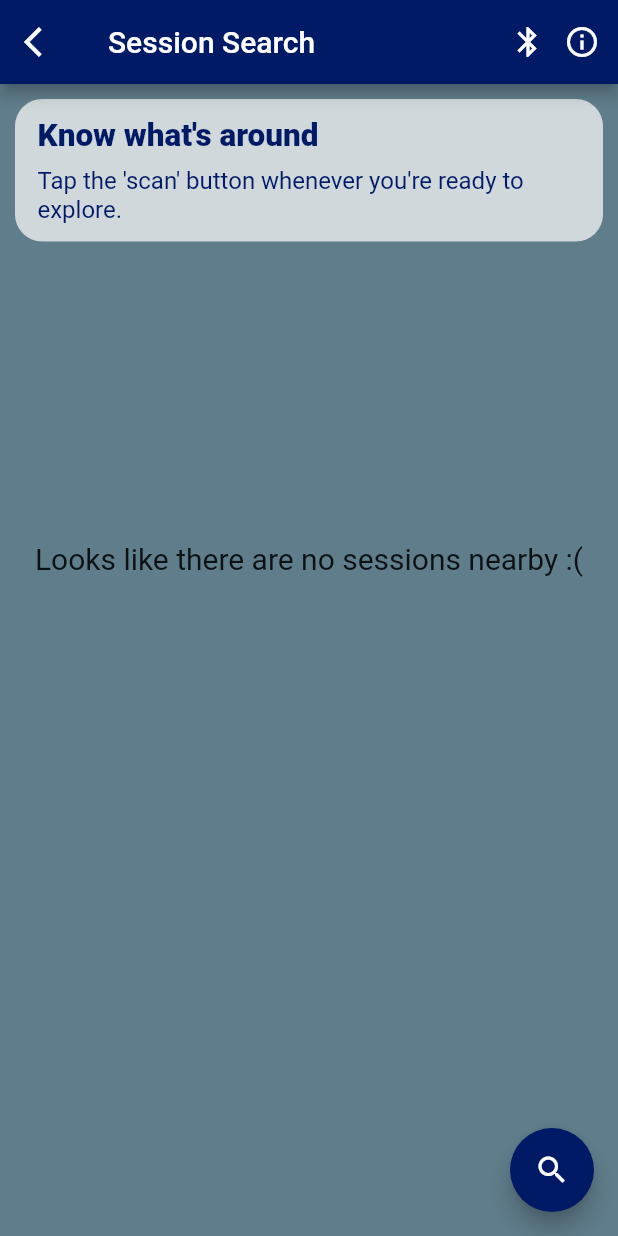
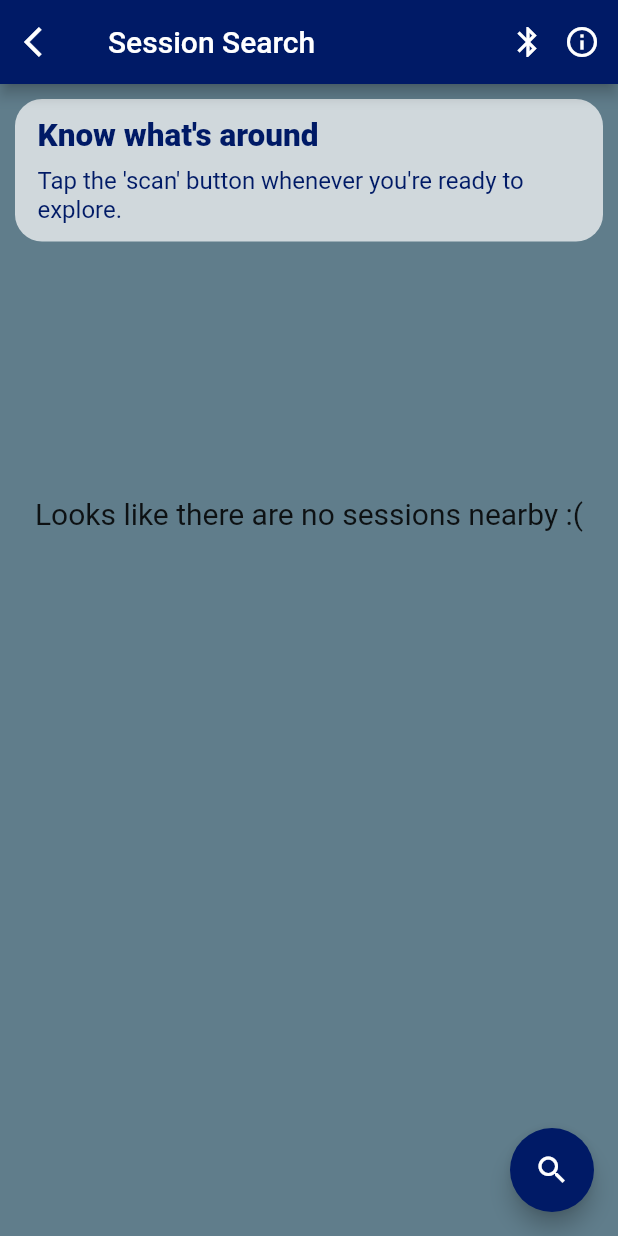
Before and after one commit to softeng-feup/open-cx-mr-simba, a Flutter app: the BluetoothSearchScreen screen opened by its route, after a tap on the "search" icon, on a phone screen of 412 x 824 dp. Run offline on Flutter 3.47's test engine with Material 2 defaults, Android fonts, the phone set to English and light mode, and no system bars; our stand-ins replace args, convert, dots_indicator, flutter_blue, flutter_local_notifications, flutter_slidable and 1 more; accounts and stored records are empty.

Commit message:
Fix resolved

```diff
--- a/AMA/lib/constants/Utility.dart
+++ b/AMA/lib/constants/Utility.dart
@@ -6,14 +6,13 @@ const String aboutText = "Hello, and welcome to AMA, an agenda mobile app for th
 
 const String noSessionsTitle = "This schedule has no sessions!";
 
-const String noSessionsText = "Tap the ADD button in order to discover all the sessions available to you on this day!";
-
-const String sessionSearchAboutText = "Welcome to our Session Search feature, were you can discover all the exciting sessions around you, with just the tap of a button! Using Bluetooth Low Energy (BLE) beacons, we are able to tell you if there are any activities near you, that will start in under 15 mins. Tap the \"scan\" button whenever you're ready!";
+const String noSessionsText = "Tap the ADD button in order to discover all the sessions available to you on this day! Swipe left on a session and click the green button to add it to the schedule, or click on the session to learn more about it.";
 
 const int numSecondsForTimeoutBLE = 15;
 const int numMinutesForSessionBLE = 30;
+const int numMinutesForNotif = 10;
 
-const int numMinutesForNotif = 10;
+String sessionSearchAboutText = "Welcome to our Session Search feature, were you can discover all the exciting sessions around you, with just the tap of a button! Using Bluetooth Low Energy (BLE) beacons, we are able to tell you if there are any activities near you, that will start in under " + numMinutesForSessionBLE.toString() + " mins. Tap the \"scan\" button whenever you're ready!";
 
 const String jsonURL = 'https://2019.programming-conference.org/dataexport/810b23a0-737b-4f74-9170-75d515274859/confero.json';
 
--- a/AMA/lib/controller/Controller.dart
+++ b/AMA/lib/controller/Controller.dart
@@ -193,6 +193,7 @@ class Controller {
     return nearbySessions;
   }
 
+
   // ----------------------------
   // notification methods
   // ----------------------------
--- a/AMA/lib/view/screens/BluetoothSearchScreen.dart
+++ b/AMA/lib/view/screens/BluetoothSearchScreen.dart
@@ -2,46 +2,42 @@ import 'package:ama/controller/Controller.dart';
 import 'package:ama/model/Session.dart';
 import 'package:ama/view/components/GenericContainer.dart';
 import 'package:ama/view/components/GenericTitle.dart';
-import 'package:ama/view/components/SlidableSessionContainer.dart';
+import 'package:ama/view/components/SessionContainer.dart';
 import 'package:flutter/material.dart';
 import 'package:flutter/rendering.dart';
 import '../../constants/AppColors.dart' as AppColors;
 
 class BluetoothSearchScreen extends StatefulWidget {
-  bool availabilityStatus = true;
-  bool enabledStatus = true;
-  bool scanVisible = true;
-  bool scanEnabled = true;
-  List<Session> nearbySessions = List<Session>();
-
   @override
   BluetoothSearchScreenState createState() => BluetoothSearchScreenState();
 }
 
 class BluetoothSearchScreenState extends State<BluetoothSearchScreen> {
-  void _updateAvailability(bool status) {
+  bool _enabledStatus = true;
+  bool _scanEnabled = true;
+  List<Session> _nearbySessions = List<Session>();
+
+
+  void _updateEnableStatus(bool status) {
+    if(this.mounted) {
       setState(() {
-      widget.availabilityStatus = status;
+        _enabledStatus = status;
       });
     }
-
-  void _updateEnableStatus(bool status) {
-    setState(() {
-      widget.enabledStatus = status;
-    });
   }
 
   void _updateNearbySessions(List<Session> sessions) {
+    if(this.mounted) {
       setState(() {
-      widget.nearbySessions = sessions;
+        _nearbySessions = sessions;
       });
+    }
   }
 
   Future _refresh() async {
     bool availableStatus = await Controller.instance().isBluetoothAvailable();
     bool enabledStatus = await Controller.instance().isBluetoothEnabled();
-    this._updateAvailability(availableStatus);
-    this._updateEnableStatus(enabledStatus);
+    this._updateEnableStatus(availableStatus && enabledStatus);
   }
 
   @override
@@ -58,6 +54,7 @@ class BluetoothSearchScreenState extends State<BluetoothSearchScreen> {
       title: Text(
         "Session Search",
         style: TextStyle(color: Colors.white),
+        key: Key("Screen title"),
       ),
       leading: IconButton(
         icon: Icon(Icons.arrow_back_ios, color: Colors.white),
@@ -80,23 +77,37 @@ class BluetoothSearchScreenState extends State<BluetoothSearchScreen> {
   }
 
   Widget getBody() {
+    List<Widget> columnContent = buildSessionContainers();
+
+    List<Widget> listViewWidgets = [this.getIntroductionContainer()];
+    if (!_scanEnabled && _enabledStatus) {
+      listViewWidgets.add(Padding(
+        padding: const EdgeInsets.only(top: 125.0),
+        child: Image(image: AssetImage("assets/images/AMA.gif")),
+        )
+      );
+    }
+    else {
+      listViewWidgets.add(getScanMessage(columnContent.isEmpty));
+      columnContent.forEach((elem) => listViewWidgets.add(elem));
+    }
+
     return Container(
       color: AppColors.backgroundColor,
       child: ListView(
         scrollDirection: Axis.vertical,
         padding: EdgeInsets.all(10.0),
-        children: <Widget>[
-          this.getIntroductionContainer(),
-          this.getSessionsContainer(),
-        ],
+        children: listViewWidgets,
       ),
     );
   }
 
+
+
   Widget getIntroductionContainer() {
     String introText;
 
-    if (!widget.enabledStatus)
+    if (!_enabledStatus)
       introText = "But you'll need to enable bluetooth first...";
     else
       introText = "Tap the 'scan' button whenever you're ready to explore.";
@@ -112,7 +123,7 @@ class BluetoothSearchScreenState extends State<BluetoothSearchScreen> {
     return FutureBuilder(
         future: _refresh(),
         builder: (BuildContext context, AsyncSnapshot snapshot) {
-          return (widget.enabledStatus
+          return (_enabledStatus
               ? Icon(Icons.bluetooth, color: Colors.white)
               : Icon(Icons.bluetooth_disabled, color: Colors.white));
         });
@@ -122,19 +133,11 @@ class BluetoothSearchScreenState extends State<BluetoothSearchScreen> {
   // Bluetooth scanning (nearby session)
   //
 
-  Widget getSessionsContainer() {
-    List<Widget> sessions = buildSessionContainers();
 
-    if (!widget.scanEnabled) {
+  Widget getScanMessage(bool empty) {
+    if(empty) {
       return Padding(
-        padding: const EdgeInsets.only(top: 125.0),
-        child: Image(image: AssetImage("assets/images/AMA.gif")),
-      );
-    }
-
-    if (sessions.length == 2) {
-      return Padding(
-        padding: const EdgeInsets.only(top: 200.0),
+        padding: const EdgeInsets.only(top: 170.0),
         child: Text(
           "Looks like there are no sessions nearby :(",
           style: TextStyle(fontSize: 20, color: Colors.black87),
@@ -142,58 +145,50 @@ class BluetoothSearchScreenState extends State<BluetoothSearchScreen> {
         ),
       );
     }
-
-    return Column(children: sessions);
-  }
-
-  List<Widget> buildSessionContainers() {
-    List<Widget> result = List<Widget>();
-
-    Widget title = GenericTitle(
-      title: "Sessions Near you",
+    else {
+      return Row(
+        crossAxisAlignment: CrossAxisAlignment.center,
+        mainAxisAlignment: MainAxisAlignment.center,
+        children: <Widget>[
+          GenericTitle(
+              title: "Sessions near you:",
               padding: EdgeInsets.all(6.0),
               margin: EdgeInsets.all(10.0),
               style: TextStyle(
                   color: AppColors.mainColor,
                   fontWeight: FontWeight.w900,
                   fontSize: 20),
+          ),
+        ],
       );
+    }
+  }
 
-    result.add(title);
 
-    result.add(Divider());
+  List<Widget> buildSessionContainers() {
+    List<Widget> result = List<Widget>();
 
-    for (int i = 0; i < widget.nearbySessions.length; i++) {
+    for (int i = 0; i < _nearbySessions.length; i++) {
       result.add(
-          SlidableSessionContainer(
-              session: widget.nearbySessions[i],
-              icon: Icons.check,
-              color: Colors.green,
-              onPressFunction: () async {
-                String text = await Controller.instance()
-                    .addSessionToSchedule(widget.nearbySessions[i]);
-                Scaffold.of(context)
-                    .showSnackBar(SnackBar(content: Text(text)));
-              })
-      );
-      result.add(Divider());
+      Padding(
+        padding: const EdgeInsets.only(bottom: 8.0),
+        child: SessionContainer(activity: _nearbySessions[i]),
+      ));
     }
 
     return result;
   }
 
   Future getNearbySessions() async {
-    widget.scanEnabled = false;
+    _scanEnabled = false;
 
-    Set<int> beaconLocationIDs =
-        await Controller.instance().searchForBeaconLocations();
+    Set<int> beaconLocationIDs = await Controller.instance().searchForBeaconLocations();
     List<Session> nbSessions = await Controller.instance()
-        .getSessionsNearby(
-            beaconLocationIDs);
+        .getSessionsNearby(beaconLocationIDs);
 
     this._updateNearbySessions(nbSessions);
 
-    widget.scanEnabled = true;
+    _scanEnabled = true;
   }
 
   //
@@ -217,12 +212,12 @@ class BluetoothSearchScreenState extends State<BluetoothSearchScreen> {
       visible: visibility,
       child: FloatingActionButton(
         onPressed: () {
-          if (widget.scanEnabled) getNearbySessions();
+          if (_scanEnabled) getNearbySessions();
         },
         tooltip: 'Scan',
         backgroundColor:
-            widget.scanEnabled ? AppColors.mainColor : Colors.black38,
-        child: widget.scanEnabled
+            _scanEnabled ? AppColors.mainColor : Colors.black38,
+        child: _scanEnabled
             ? Icon(Icons.search)
             : Icon(Icons.not_interested),
       ),
--- a/AMA/lib/view/screens/LocationsScreen.dart
+++ b/AMA/lib/view/screens/LocationsScreen.dart
@@ -18,7 +18,7 @@ class LocationsScreen extends StatelessWidget {
     return Scaffold(
       appBar: AppBar(
         backgroundColor: AppColors.mainColor,
-        title: Text("All conference locations"),
+        title: Text("All conference locations", style: TextStyle(color: Colors.white), key: Key("Screen title")),
         leading: IconButton(
           key: Key("Back button"),
           icon: Icon(
```
Also changed, not shown: AMA/report.json (+1 -1 lines), AMA/pubspec.lock, 1 other file. Lines whose indentation alone changed are shown as unchanged.
